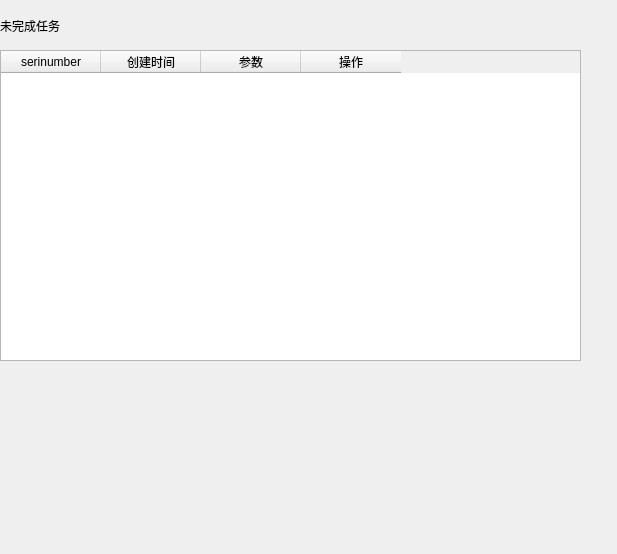
Above: widgets/ui/unresolveUi.ui from shixiutingfen/u2smonitor before the change. Below: the same form after it.
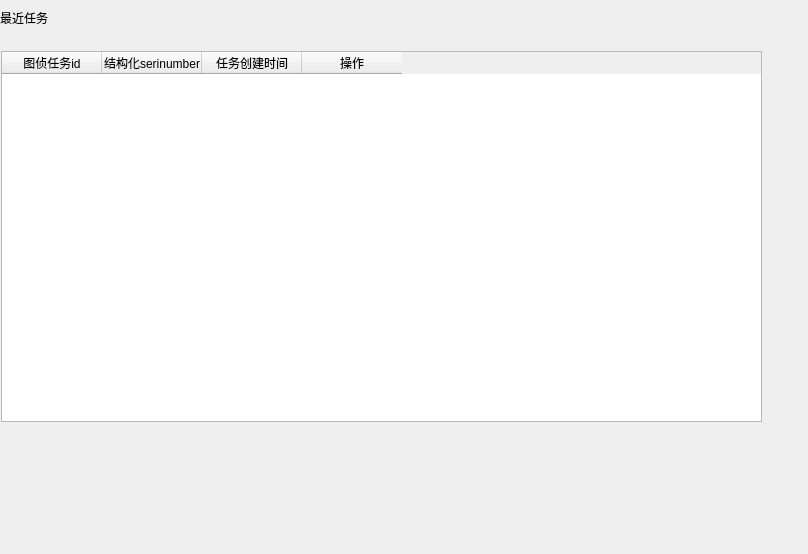
That is the form after the change.

```diff
--- a/widgets/ui/unresolveUi.ui
+++ b/widgets/ui/unresolveUi.ui
@@ -6,57 +6,38 @@
    <rect>
     <x>0</x>
     <y>0</y>
-    <width>617</width>
+    <width>808</width>
     <height>554</height>
    </rect>
   </property>
   <property name="windowTitle">
    <string>Form</string>
   </property>
-  <widget class="QWidget" name="verticalLayoutWidget">
-   <property name="geometry">
-    <rect>
-     <x>0</x>
-     <y>0</y>
-     <width>581</width>
-     <height>51</height>
-    </rect>
-   </property>
-   <layout class="QVBoxLayout" name="verticalLayout_3">
-    <item>
-     <widget class="QLabel" name="unresolvetitle">
-      <property name="text">
-       <string>未完成任务</string>
-      </property>
-     </widget>
-    </item>
-   </layout>
-  </widget>
-  <widget class="QWidget" name="verticalLayoutWidget_2">
-   <property name="geometry">
-    <rect>
-     <x>0</x>
-     <y>50</y>
-     <width>581</width>
-     <height>311</height>
-    </rect>
-   </property>
-   <layout class="QVBoxLayout" name="verticalLayout_4">
-    <item>
      <widget class="QTableWidget" name="tableWidget">
+   <property name="geometry">
+    <rect>
+     <x>1</x>
+     <y>51</y>
+     <width>761</width>
+     <height>371</height>
+    </rect>
+   </property>
+   <property name="autoFillBackground">
+    <bool>false</bool>
+   </property>
       <column>
        <property name="text">
-        <string>serinumber</string>
+     <string>图侦任务id</string>
        </property>
       </column>
       <column>
        <property name="text">
-        <string>创建时间</string>
+     <string>结构化serinumber</string>
        </property>
       </column>
       <column>
        <property name="text">
-        <string>参数</string>
+     <string>任务创建时间</string>
        </property>
       </column>
       <column>
@@ -65,8 +46,18 @@
        </property>
       </column>
      </widget>
-    </item>
-   </layout>
+  <widget class="QLabel" name="unresolvetitle">
+   <property name="geometry">
+    <rect>
+     <x>0</x>
+     <y>10</y>
+     <width>48</width>
+     <height>16</height>
+    </rect>
+   </property>
+   <property name="text">
+    <string>最近任务</string>
+   </property>
   </widget>
  </widget>
  <resources/>
```
Lines whose indentation alone changed are shown as unchanged.
